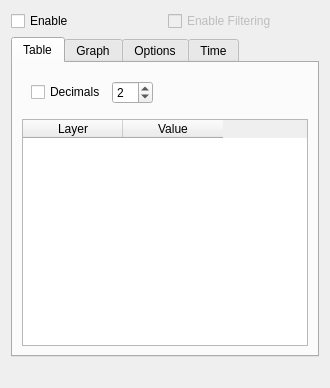
Before: the Qt Designer form ui_valuewidgetbase.ui in kant/valuetool, drawn with Qt 5.
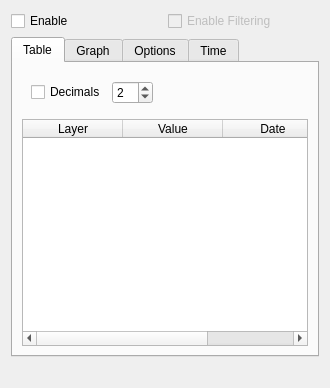
After: the same form once the commit is applied. The open tabs and pages were chosen to show the change.

Commit message: bugfixing and adding date to the table

```diff
--- a/ui_valuewidgetbase.ui
+++ b/ui_valuewidgetbase.ui
@@ -97,6 +97,9 @@
        </item>
        <item>
         <widget class="QTableWidget" name="valueTable">
+         <property name="sortingEnabled">
+          <bool>true</bool>
+         </property>
          <column>
           <property name="text">
            <string>Layer</string>
@@ -107,6 +110,11 @@
            <string>Value</string>
           </property>
          </column>
+         <column>
+          <property name="text">
+           <string>Date</string>
+          </property>
+         </column>
         </widget>
        </item>
       </layout>
```
Left out of the diff: 13 changed lines with no effect on the pictures. The commit also changes 3 other files.
